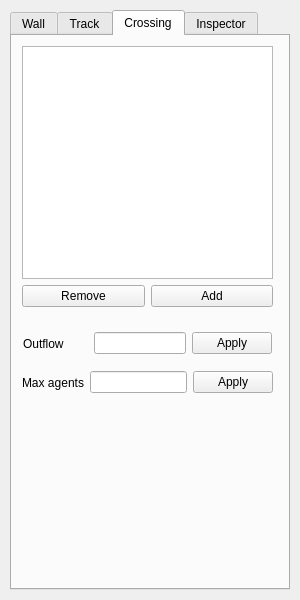
Before: the Qt Designer form forms/propertywidget.ui in JuPedSim/jpseditor, drawn with Qt 5.
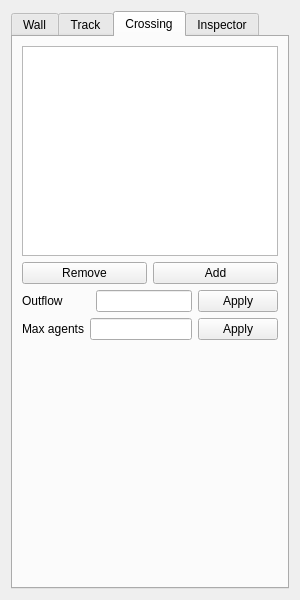
After: the same form once the commit is applied. The open tabs and pages were chosen to show the change.

The edit to the form file:
```diff
--- a/forms/propertywidget.ui
+++ b/forms/propertywidget.ui
@@ -11,7 +11,7 @@
    </rect>
   </property>
   <property name="sizePolicy">
-   <sizepolicy hsizetype="Minimum" vsizetype="Minimum">
+   <sizepolicy hsizetype="Preferred" vsizetype="Preferred">
     <horstretch>0</horstretch>
     <verstretch>0</verstretch>
    </sizepolicy>
@@ -25,39 +25,26 @@
   <property name="windowTitle">
    <string>Property</string>
   </property>
+  <layout class="QVBoxLayout" name="verticalLayout">
+   <item>
   <widget class="QTabWidget" name="tabWidget">
-   <property name="geometry">
-    <rect>
-     <x>10</x>
-     <y>10</y>
-     <width>280</width>
-     <height>580</height>
-    </rect>
+     <property name="sizePolicy">
+      <sizepolicy hsizetype="Preferred" vsizetype="Preferred">
+       <horstretch>0</horstretch>
+       <verstretch>0</verstretch>
+      </sizepolicy>
    </property>
    <property name="currentIndex">
-    <number>0</number>
+      <number>3</number>
    </property>
    <widget class="QWidget" name="wall">
     <attribute name="title">
      <string>Wall</string>
     </attribute>
-    <widget class="QWidget" name="layoutWidget_wall">
-     <property name="geometry">
-      <rect>
-       <x>10</x>
-       <y>10</y>
-       <width>251</width>
-       <height>262</height>
-      </rect>
-     </property>
      <layout class="QVBoxLayout" name="verticalLayout_2">
       <item>
-       <layout class="QVBoxLayout" name="verticalLayout">
-        <item>
          <widget class="QListWidget" name="listWidget_walls"/>
         </item>
-       </layout>
-      </item>
       <item>
        <layout class="QHBoxLayout" name="horizontalLayout">
         <item>
@@ -76,22 +63,27 @@
         </item>
        </layout>
       </item>
-     </layout>
-    </widget>
+       <item>
+        <spacer name="verticalSpacer">
+         <property name="orientation">
+          <enum>Qt::Vertical</enum>
+         </property>
+         <property name="sizeHint" stdset="0">
+          <size>
+           <width>20</width>
+           <height>231</height>
+          </size>
+         </property>
+        </spacer>
+       </item>
+      </layout>
    </widget>
    <widget class="QWidget" name="track">
     <attribute name="title">
      <string>Track</string>
     </attribute>
-    <widget class="QWidget" name="layoutWidget_14">
-     <property name="geometry">
-      <rect>
-       <x>10</x>
-       <y>10</y>
-       <width>251</width>
-       <height>236</height>
-      </rect>
-     </property>
+      <layout class="QVBoxLayout" name="verticalLayout_4">
+       <item>
      <layout class="QVBoxLayout" name="verticalLayout_3">
       <item>
        <widget class="QListWidget" name="listWidget_track"/>
@@ -115,16 +107,8 @@
        </layout>
       </item>
      </layout>
-    </widget>
-    <widget class="QWidget" name="layoutWidget_13">
-     <property name="geometry">
-      <rect>
-       <x>10</x>
-       <y>260</y>
-       <width>251</width>
-       <height>33</height>
-      </rect>
-     </property>
+       </item>
+       <item>
      <layout class="QHBoxLayout" name="horizontalLayout_3">
       <item>
        <widget class="QLabel" name="label_2">
@@ -148,21 +132,28 @@
        </widget>
       </item>
      </layout>
-    </widget>
+       </item>
+       <item>
+        <spacer name="verticalSpacer_2">
+         <property name="orientation">
+          <enum>Qt::Vertical</enum>
+         </property>
+         <property name="sizeHint" stdset="0">
+          <size>
+           <width>20</width>
+           <height>239</height>
+          </size>
+         </property>
+        </spacer>
+       </item>
+      </layout>
    </widget>
    <widget class="QWidget" name="crossing">
     <attribute name="title">
      <string>Crossing</string>
     </attribute>
-    <widget class="QWidget" name="layoutWidget_crossing">
-     <property name="geometry">
-      <rect>
-       <x>10</x>
-       <y>10</y>
-       <width>251</width>
-       <height>261</height>
-      </rect>
-     </property>
+      <layout class="QVBoxLayout" name="verticalLayout_5">
+       <item>
      <layout class="QVBoxLayout" name="verticalLayout_9">
       <item>
        <widget class="QListWidget" name="listWidget_crossing"/>
@@ -186,45 +177,8 @@
        </layout>
       </item>
      </layout>
-    </widget>
-    <widget class="QWidget" name="layoutWidget_12">
-     <property name="geometry">
-      <rect>
-       <x>10</x>
-       <y>330</y>
-       <width>251</width>
-       <height>33</height>
-      </rect>
-     </property>
-     <layout class="QHBoxLayout" name="horizontalLayout_6">
-      <item>
-       <widget class="QLabel" name="label_12">
-        <property name="text">
-         <string>Max agents</string>
-        </property>
-       </widget>
       </item>
       <item>
-       <widget class="QLineEdit" name="lineEdit_maxAgents"/>
-      </item>
-      <item>
-       <widget class="QPushButton" name="pushButton_applyMaxAgents">
-        <property name="text">
-         <string>Apply</string>
-        </property>
-       </widget>
-      </item>
-     </layout>
-    </widget>
-    <widget class="QWidget" name="layoutWidget_10">
-     <property name="geometry">
-      <rect>
-       <x>11</x>
-       <y>291</y>
-       <width>249</width>
-       <height>33</height>
-      </rect>
-     </property>
      <layout class="QHBoxLayout" name="horizontalLayout_4">
       <item>
        <widget class="QLabel" name="label_10">
@@ -257,21 +211,49 @@
        </widget>
       </item>
      </layout>
-    </widget>
+       </item>
+       <item>
+        <layout class="QHBoxLayout" name="horizontalLayout_6">
+         <item>
+          <widget class="QLabel" name="label_12">
+           <property name="text">
+            <string>Max agents</string>
+           </property>
+          </widget>
+         </item>
+         <item>
+          <widget class="QLineEdit" name="lineEdit_maxAgents"/>
+         </item>
+         <item>
+          <widget class="QPushButton" name="pushButton_applyMaxAgents">
+           <property name="text">
+            <string>Apply</string>
+           </property>
+          </widget>
+         </item>
+        </layout>
+       </item>
+       <item>
+        <spacer name="verticalSpacer_3">
+         <property name="orientation">
+          <enum>Qt::Vertical</enum>
+         </property>
+         <property name="sizeHint" stdset="0">
+          <size>
+           <width>20</width>
+           <height>186</height>
+          </size>
+         </property>
+        </spacer>
+       </item>
+      </layout>
    </widget>
    <widget class="QWidget" name="Inspector_Room">
     <attribute name="title">
      <string>Inspector</string>
     </attribute>
-    <widget class="QWidget" name="layoutWidget_elevation">
-     <property name="geometry">
-      <rect>
-       <x>10</x>
-       <y>30</y>
-       <width>253</width>
-       <height>33</height>
-      </rect>
-     </property>
+      <layout class="QVBoxLayout" name="verticalLayout_6">
+       <item>
      <layout class="QHBoxLayout" name="horizontalLayout_Elevation">
       <item>
        <widget class="QLabel" name="label">
@@ -291,9 +273,25 @@
        </widget>
       </item>
      </layout>
-    </widget>
-   </widget>
-  </widget>
+       </item>
+       <item>
+        <spacer name="verticalSpacer_4">
+         <property name="orientation">
+          <enum>Qt::Vertical</enum>
+         </property>
+         <property name="sizeHint" stdset="0">
+          <size>
+           <width>20</width>
+           <height>475</height>
+          </size>
+         </property>
+        </spacer>
+       </item>
+      </layout>
+     </widget>
+    </widget>
+   </item>
+  </layout>
  </widget>
  <resources/>
  <connections/>
```
Lines whose indentation alone changed are shown as unchanged.
